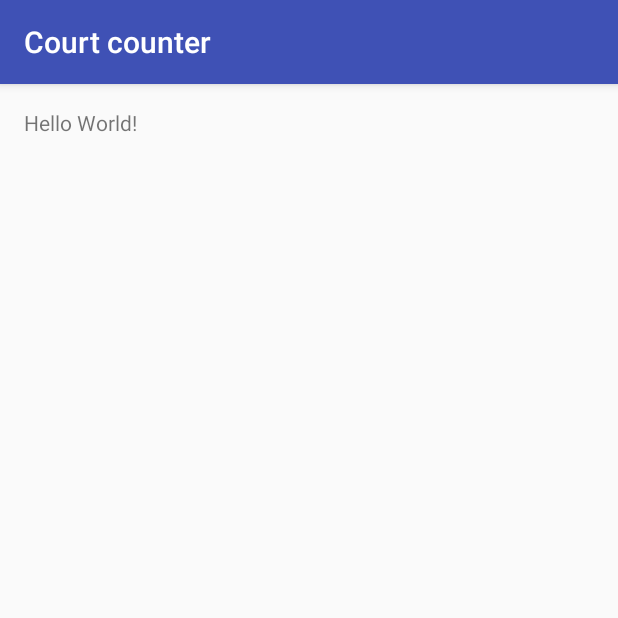
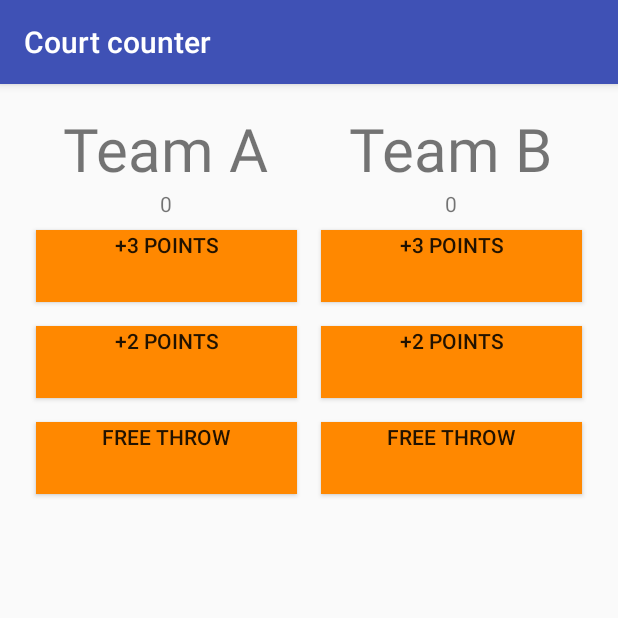
Before and after one commit to dporr/nanodegree_project2, an Android app: the screen it shows after launch (MainActivity), on a phone screen of 412 x 824 dp, the top half of it. Run offline under Robolectric (Android 15) with nearby library versions, the phone set to English and light mode, and no system bars.

Commit message:
Add 2 team layouts to the main screen

```diff
--- a/app/src/main/res/layout/activity_main.xml
+++ b/app/src/main/res/layout/activity_main.xml
@@ -1,16 +1,107 @@
 <?xml version="1.0" encoding="utf-8"?>
-<RelativeLayout xmlns:android="http://schemas.android.com/apk/res/android"
+<LinearLayout xmlns:android="http://schemas.android.com/apk/res/android"
     xmlns:tools="http://schemas.android.com/tools"
     android:layout_width="match_parent"
     android:layout_height="match_parent"
-    android:paddingBottom="@dimen/activity_vertical_margin"
-    android:paddingLeft="@dimen/activity_horizontal_margin"
-    android:paddingRight="@dimen/activity_horizontal_margin"
-    android:paddingTop="@dimen/activity_vertical_margin"
+    android:padding="@dimen/activity_vertical_margin"
+    android:orientation="horizontal"
     tools:context="com.example.android.courtcounter.MainActivity">
 
-    <TextView
-        android:layout_width="wrap_content"
-        android:layout_height="wrap_content"
-        android:text="Hello World!" />
-</RelativeLayout>
+    <LinearLayout
+        android:orientation="vertical"
+        android:layout_width="0dp"
+        android:layout_weight="1"
+        android:layout_height="wrap_content">
+
+        <TextView
+            android:layout_width="wrap_content"
+            android:layout_height="wrap_content"
+            android:text="Team A"
+            android:layout_gravity="center_horizontal"
+            android:textSize="40dp"/>
+        <TextView
+            android:id="@+id/team_a_score"
+            android:layout_width="wrap_content"
+            android:layout_height="wrap_content"
+            android:layout_gravity="center_horizontal"
+            android:text="0"
+            android:gravity="center_horizontal"/>
+        <Button
+            android:id="@+id/add3_team_a_button"
+            android:text="+3 points"
+            android:onClick="addThreePointsA"
+            android:background="@android:color/holo_orange_dark"
+            android:layout_width="match_parent"
+            android:layout_height="wrap_content"
+            android:layout_margin="8dp"
+            android:gravity="center_horizontal"/>
+
+        <Button
+            android:id="@+id/add2_team_a_button"
+            android:text="+2 points"
+            android:onClick="addTwoPointsA"
+            android:background="@android:color/holo_orange_dark"
+            android:layout_width="match_parent"
+            android:layout_height="wrap_content"
+            android:layout_margin="8dp"
+            android:gravity="center_horizontal"/>
+        <Button
+            android:id="@+id/add1_team_a_button"
+            android:text="free throw"
+            android:onClick="freeThrowA"
+            android:background="@android:color/holo_orange_dark"
+            android:layout_width="match_parent"
+            android:layout_height="wrap_content"
+            android:layout_margin="8dp"
+            android:gravity="center_horizontal"/>
+    </LinearLayout>
+    <LinearLayout
+        android:orientation="vertical"
+        android:layout_width="0dp"
+        android:layout_weight="1"
+        android:layout_height="wrap_content">
+
+        <TextView
+            android:layout_width="wrap_content"
+            android:layout_height="wrap_content"
+            android:text="Team B"
+            android:layout_gravity="center_horizontal"
+            android:textSize="40dp"/>
+        <TextView
+            android:id="@+id/team_b_score"
+            android:layout_width="wrap_content"
+            android:layout_height="wrap_content"
+            android:layout_gravity="center_horizontal"
+            android:text="0"
+            android:gravity="center_horizontal"/>
+        <Button
+            android:id="@+id/add3_team_b_button"
+            android:text="+3 points"
+            android:onClick="addThreePointsB"
+            android:background="@android:color/holo_orange_dark"
+            android:layout_width="match_parent"
+            android:layout_height="wrap_content"
+            android:layout_margin="8dp"
+            android:gravity="center_horizontal"/>
+
+        <Button
+            android:id="@+id/add2_team_b_button"
+            android:text="+2 points"
+            android:onClick="addTwoPointsB"
+            android:background="@android:color/holo_orange_dark"
+            android:layout_width="match_parent"
+            android:layout_height="wrap_content"
+            android:layout_margin="8dp"
+            android:gravity="center_horizontal"/>
+        <Button
+            android:id="@+id/add1_team_b_button"
+            android:text="free throw"
+            android:onClick="freeThrowB"
+            android:background="@android:color/holo_orange_dark"
+            android:layout_width="match_parent"
+            android:layout_height="wrap_content"
+            android:layout_margin="8dp"
+            android:gravity="center_horizontal"/>
+    </LinearLayout>
+
+</LinearLayout>
```
